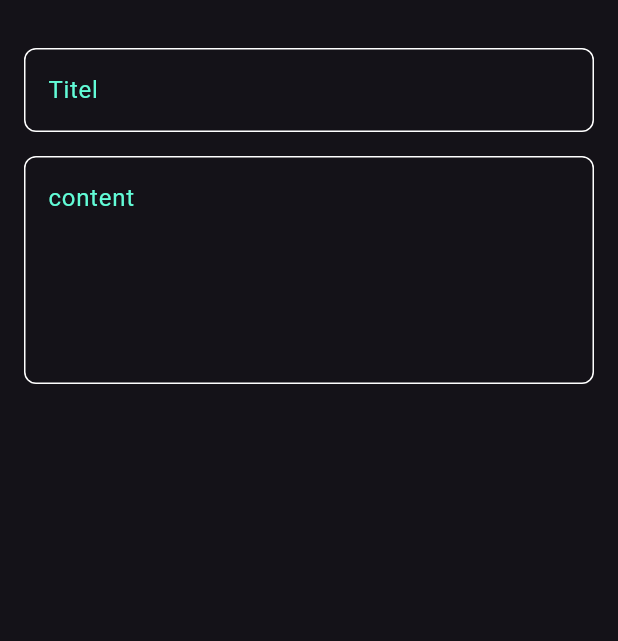
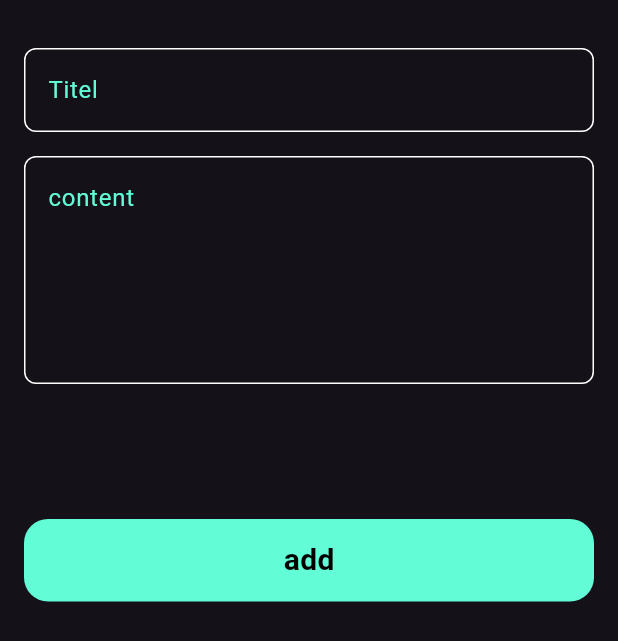
Before and after one commit to mandosalem/notes_app, a Flutter app: the AddNoteBottomSheet widget shown alone on an empty page, opened directly, on a phone screen of 412 x 824 dp. Shown: the top 641 px of the screen. Run offline on Flutter 3.47's test engine with Material 3 defaults, Android fonts, the phone set to English and light mode, and no system bars; Roboto replaces fonts that are missing (Poppins).

Commit message:
fnish notes button sheet

```diff
--- a/lib/widgets/add_note_bottom_sheet.dart
+++ b/lib/widgets/add_note_bottom_sheet.dart
@@ -1,6 +1,5 @@
-
-
 import 'package:flutter/material.dart';
+import 'package:flutter_module_3/widgets/custom_button.dart';
 import 'package:flutter_module_3/widgets/custom_text_field.dart';
 
 class AddNoteBottomSheet extends StatelessWidget {
@@ -8,8 +7,9 @@ class AddNoteBottomSheet extends StatelessWidget {
 
   @override
   Widget build(BuildContext context) {
-    return  const Padding(
+    return const Padding(
       padding: EdgeInsets.symmetric(horizontal: 16),
+      child: SingleChildScrollView(
         child: Column(
           children: [
             SizedBox(
@@ -25,8 +25,12 @@ class AddNoteBottomSheet extends StatelessWidget {
               hint: 'content',
               maxLines: 5,
             ),
+            SizedBox(
+              height: 90,
+            ),
+            CustomButton()
           ],
-
+        ),
       ),
     );
   }
--- /dev/null
+++ b/lib/widgets/custom_button.dart
@@ -0,0 +1,28 @@
+import 'package:flutter/material.dart';
+import 'package:flutter_module_3/widgets/constants.dart';
+
+class CustomButton extends StatelessWidget {
+  const CustomButton({super.key});
+
+  @override
+  Widget build(BuildContext context) {
+    return Container(
+      width: MediaQuery.of(context).size.width,
+      height: 55,
+      decoration: BoxDecoration(
+        borderRadius: BorderRadius.circular(16),
+        color: kPrimaryColor,
+      ),
+      child: const Center(
+        child: Text(
+          'add',
+          style: TextStyle(
+            color: Colors.black,
+            fontWeight: FontWeight.bold,
+            fontSize: 20,
+          ),
+        ),
+      ),
+    );
+  }
+}
```
Lines whose indentation alone changed are shown as unchanged.
